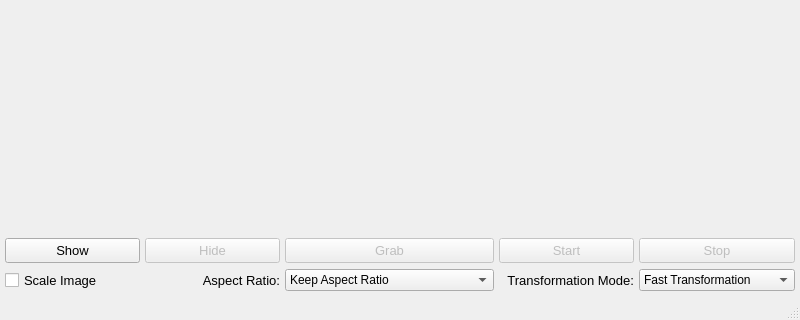
JUGGERNAUT13/MCU_SCREENCAST, file MCU_SCREENCAST/mainwindow.ui: the form before one commit; both pictures show x 0 to 800 and y 280 to 600 of the 800 by 600 pixel window.
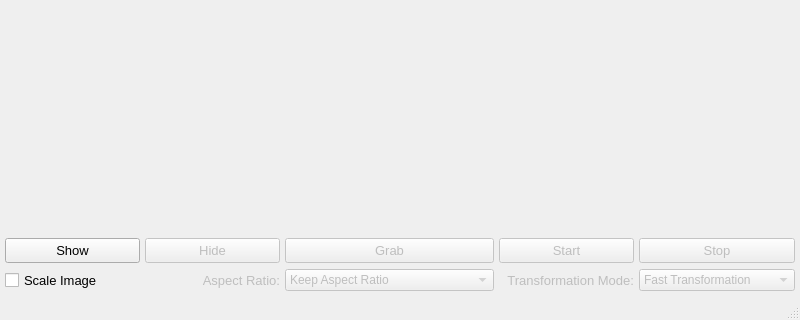
The form after the commit.

What changed in the file:
```diff
--- a/MCU_SCREENCAST/mainwindow.ui
+++ b/MCU_SCREENCAST/mainwindow.ui
@@ -168,6 +168,9 @@
     </item>
     <item row="2" column="1">
      <widget class="QLabel" name="lbl_tst_aspct_ratio">
+      <property name="enabled">
+       <bool>false</bool>
+      </property>
       <property name="font">
        <font>
         <family>Tahoma</family>
@@ -184,6 +187,9 @@
     </item>
     <item row="2" column="2">
      <widget class="QComboBox" name="cmbBx_tst_aspct_ratio">
+      <property name="enabled">
+       <bool>false</bool>
+      </property>
       <property name="currentText">
        <string notr="true">Keep Aspect Ratio</string>
       </property>
@@ -209,6 +215,9 @@
     </item>
     <item row="2" column="3">
      <widget class="QLabel" name="lbl_tst_trnsfrmtn_mod">
+      <property name="enabled">
+       <bool>false</bool>
+      </property>
       <property name="font">
        <font>
         <family>Tahoma</family>
@@ -225,6 +234,9 @@
     </item>
     <item row="2" column="4">
      <widget class="QComboBox" name="cmbBx_tst_trnsfrmtn_mod">
+      <property name="enabled">
+       <bool>false</bool>
+      </property>
       <property name="currentText">
        <string notr="true">Fast Transformation</string>
       </property>
```
